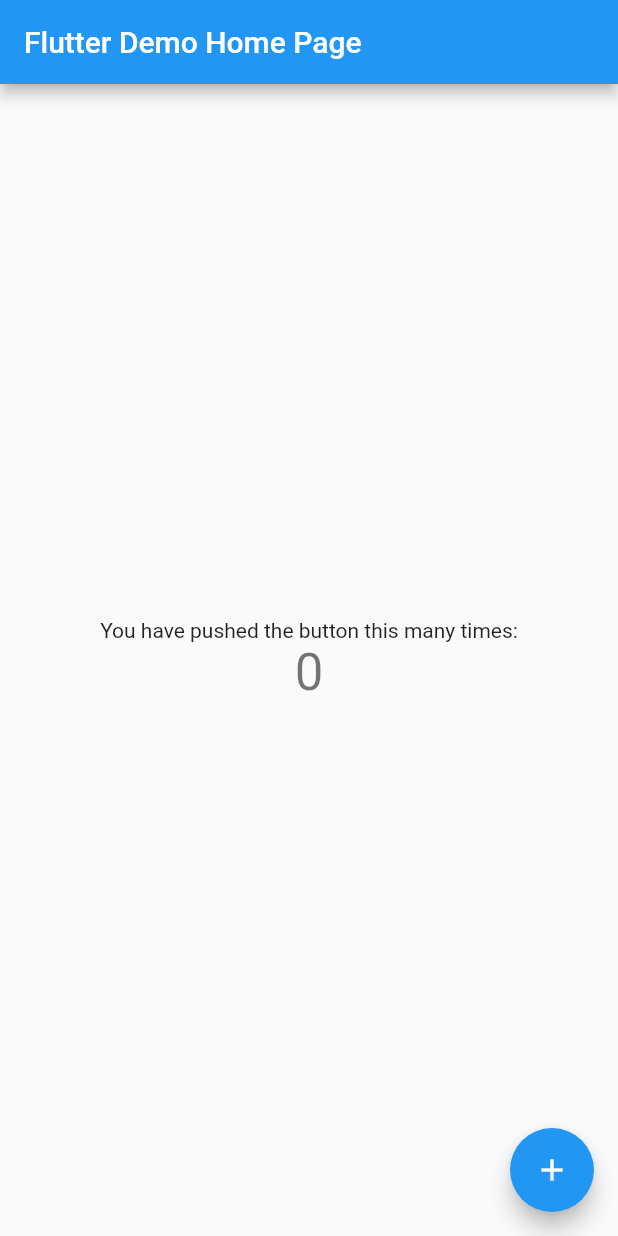
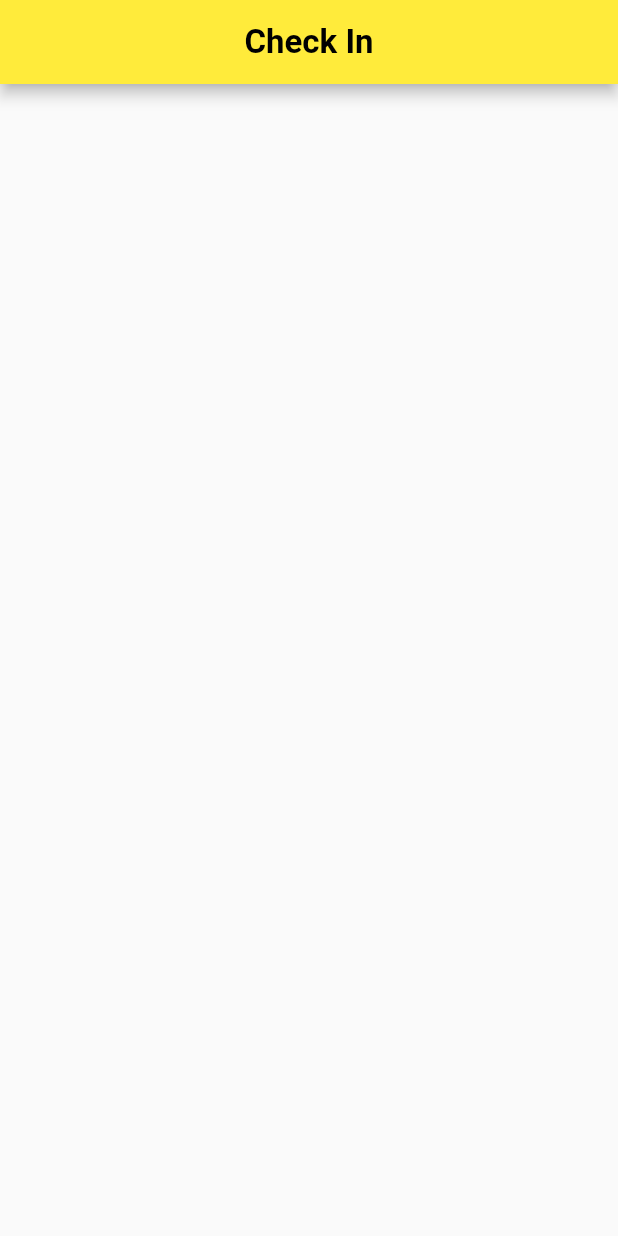
Before and after one commit to khalid-shohag/check_in, a Flutter app: the screen it shows after launch, on a phone screen of 412 x 824 dp. Run offline on Flutter 3.47's test engine with Material 2 defaults, Android fonts, the phone set to English and light mode, and no system bars.

Commit message:
home page is added to serve the main file

```diff
--- a/lib/main.dart
+++ b/lib/main.dart
@@ -1,115 +1,21 @@
 import 'package:flutter/material.dart';
+import 'package:check_in/pages/home.dart';
 
-void main() {
-  runApp(const MyApp());
-}
+void main() => runApp(MyApp());
 
 class MyApp extends StatelessWidget {
   const MyApp({Key? key}) : super(key: key);
 
-  // This widget is the root of your application.
   @override
   Widget build(BuildContext context) {
     return MaterialApp(
-      title: 'Flutter Demo',
+      debugShowCheckedModeBanner: false,
+      title: 'A simple app to check login info.',
       theme: ThemeData(
-        // This is the theme of your application.
-        //
-        // Try running your application with "flutter run". You'll see the
-        // application has a blue toolbar. Then, without quitting the app, try
-        // changing the primarySwatch below to Colors.green and then invoke
-        // "hot reload" (press "r" in the console where you ran "flutter run",
-        // or simply save your changes to "hot reload" in a Flutter IDE).
-        // Notice that the counter didn't reset back to zero; the application
-        // is not restarted.
-        primarySwatch: Colors.blue,
+        primarySwatch: Colors.yellow,
+        brightness: Brightness.light,
       ),
-      home: const MyHomePage(title: 'Flutter Demo Home Page'),
+      home: Home(),
     );
   }
 }
-
-class MyHomePage extends StatefulWidget {
-  const MyHomePage({Key? key, required this.title}) : super(key: key);
-
-  // This widget is the home page of your application. It is stateful, meaning
-  // that it has a State object (defined below) that contains fields that affect
-  // how it looks.
-
-  // This class is the configuration for the state. It holds the values (in this
-  // case the title) provided by the parent (in this case the App widget) and
-  // used by the build method of the State. Fields in a Widget subclass are
-  // always marked "final".
-
-  final String title;
-
-  @override
-  State<MyHomePage> createState() => _MyHomePageState();
-}
-
-class _MyHomePageState extends State<MyHomePage> {
-  int _counter = 0;
-
-  void _incrementCounter() {
-    setState(() {
-      // This call to setState tells the Flutter framework that something has
-      // changed in this State, which causes it to rerun the build method below
-      // so that the display can reflect the updated values. If we changed
-      // _counter without calling setState(), then the build method would not be
-      // called again, and so nothing would appear to happen.
-      _counter++;
-    });
-  }
-
-  @override
-  Widget build(BuildContext context) {
-    // This method is rerun every time setState is called, for instance as done
-    // by the _incrementCounter method above.
-    //
-    // The Flutter framework has been optimized to make rerunning build methods
-    // fast, so that you can just rebuild anything that needs updating rather
-    // than having to individually change instances of widgets.
-    return Scaffold(
-      appBar: AppBar(
-        // Here we take the value from the MyHomePage object that was created by
-        // the App.build method, and use it to set our appbar title.
-        title: Text(widget.title),
-      ),
-      body: Center(
-        // Center is a layout widget. It takes a single child and positions it
-        // in the middle of the parent.
-        child: Column(
-          // Column is also a layout widget. It takes a list of children and
-          // arranges them vertically. By default, it sizes itself to fit its
-          // children horizontally, and tries to be as tall as its parent.
-          //
-          // Invoke "debug painting" (press "p" in the console, choose the
-          // "Toggle Debug Paint" action from the Flutter Inspector in Android
-          // Studio, or the "Toggle Debug Paint" command in Visual Studio Code)
-          // to see the wireframe for each widget.
-          //
-          // Column has various properties to control how it sizes itself and
-          // how it positions its children. Here we use mainAxisAlignment to
-          // center the children vertically; the main axis here is the vertical
-          // axis because Columns are vertical (the cross axis would be
-          // horizontal).
-          mainAxisAlignment: MainAxisAlignment.center,
-          children: <Widget>[
-            const Text(
-              'You have pushed the button this many times:',
-            ),
-            Text(
-              '$_counter',
-              style: Theme.of(context).textTheme.headline4,
-            ),
-          ],
-        ),
-      ),
-      floatingActionButton: FloatingActionButton(
-        onPressed: _incrementCounter,
-        tooltip: 'Increment',
-        child: const Icon(Icons.add),
-      ), // This trailing comma makes auto-formatting nicer for build methods.
-    );
-  }
-}
--- /dev/null
+++ b/lib/pages/home.dart
@@ -0,0 +1,24 @@
+import 'package:flutter/material.dart';
+
+class Home extends StatefulWidget {
+  const Home({Key? key}) : super(key: key);
+
+  @override
+  State<Home> createState() => _HomeState();
+}
+
+class _HomeState extends State<Home> {
+  @override
+  Widget build(BuildContext context) {
+    return Scaffold(
+      appBar: AppBar(
+        title: Text('Check In',
+        style: TextStyle(
+          fontSize: 22,
+          fontWeight: FontWeight.bold
+        ),),
+        centerTitle: true,
+      ),
+    );
+  }
+}
```
